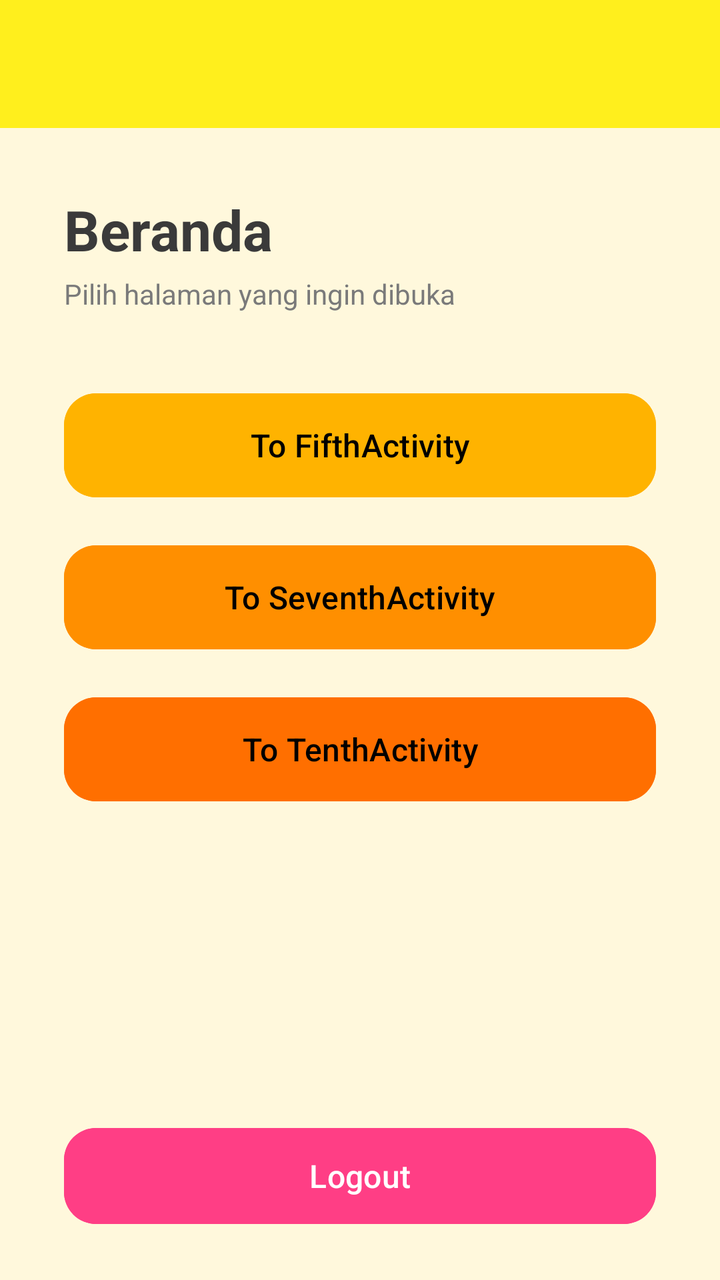
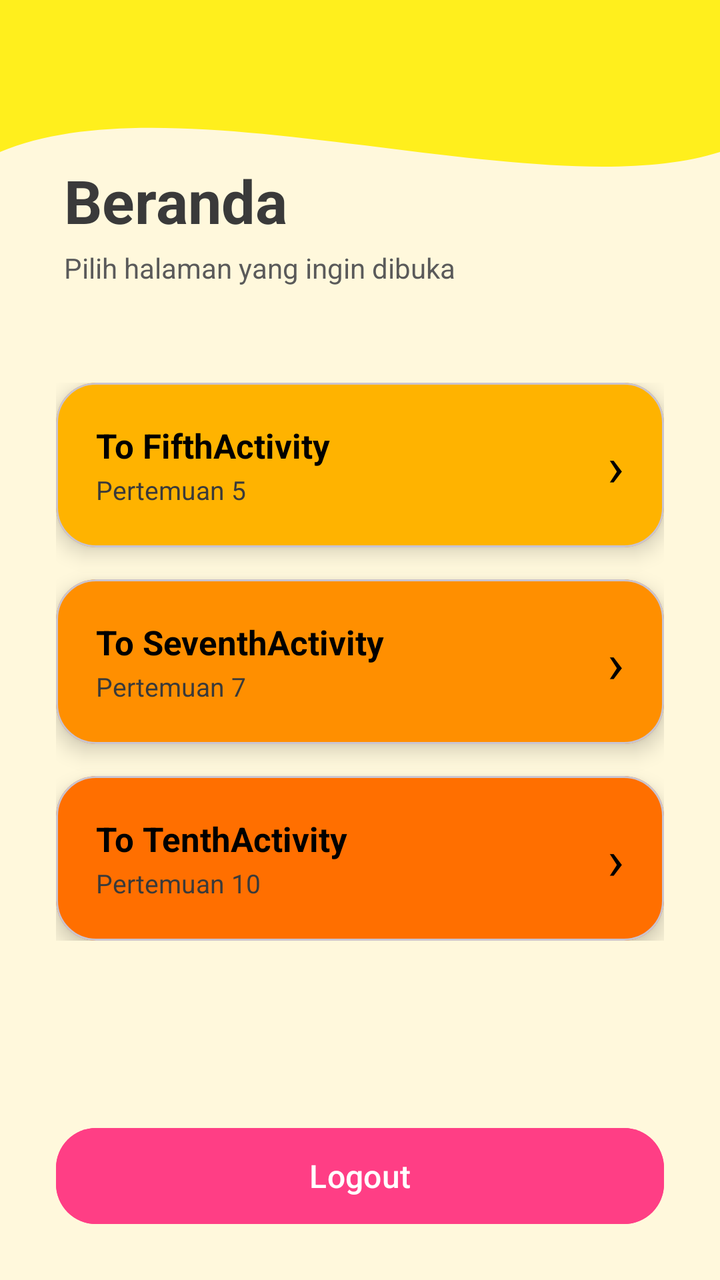

Compare the two renders of this Android layout. The source of the first and the diff that turns it into the second are given below.
<!-- AndroidManifest.xml: application theme Theme.Pluto_Baydella -->
<!-- res/layout/fragment_home.xml -->
<?xml version="1.0" encoding="utf-8"?>
<androidx.constraintlayout.widget.ConstraintLayout xmlns:android="http://schemas.android.com/apk/res/android"
    xmlns:app="http://schemas.android.com/apk/res-auto"
    xmlns:tools="http://schemas.android.com/tools"
    android:layout_width="match_parent"
    android:layout_height="match_parent"
    android:background="#FFF8DC"
    tools:context=".Home.HomeFragment">

    
    <View
        android:id="@+id/background_header"
        android:layout_width="0dp"
        android:layout_height="100dp"
        android:background="@drawable/bg_header_wave"
        app:layout_constraintEnd_toEndOf="parent"
        app:layout_constraintStart_toStartOf="parent"
        app:layout_constraintTop_toTopOf="parent" />

    
    <androidx.appcompat.widget.Toolbar
        android:id="@+id/toolbar"
        android:layout_width="0dp"
        android:layout_height="?attr/actionBarSize"
        android:background="#FFEF1D"
        android:elevation="4dp"
        app:layout_constraintEnd_toEndOf="parent"
        app:layout_constraintStart_toStartOf="parent"
        app:layout_constraintTop_toTopOf="parent"
        app:subtitleTextColor="#3A3A3A"
        app:titleTextColor="#000000" />

    
    <TextView
        android:id="@+id/tvTitle"
        android:layout_width="0dp"
        android:layout_height="wrap_content"
        android:layout_marginStart="32dp"
        android:layout_marginTop="32dp"
        android:layout_marginEnd="32dp"
        android:text="Beranda"
        android:textColor="#3A3A3A"
        android:textSize="28sp"
        android:textStyle="bold"
        app:layout_constraintEnd_toEndOf="parent"
        app:layout_constraintStart_toStartOf="parent"
        app:layout_constraintTop_toBottomOf="@+id/toolbar" />

    <TextView
        android:id="@+id/tvSubtitle"
        android:layout_width="0dp"
        android:layout_height="wrap_content"
        android:layout_marginTop="4dp"
        android:text="Pilih halaman yang ingin dibuka"
        android:textColor="#7A7A7A"
        android:textSize="14sp"
        app:layout_constraintEnd_toEndOf="@+id/tvTitle"
        app:layout_constraintStart_toStartOf="@+id/tvTitle"
        app:layout_constraintTop_toBottomOf="@+id/tvTitle" />

    
    <LinearLayout
        android:layout_width="0dp"
        android:layout_height="wrap_content"
        android:layout_marginStart="32dp"
        android:layout_marginEnd="32dp"
        android:orientation="vertical"
        app:layout_constraintBottom_toBottomOf="parent"
        app:layout_constraintEnd_toEndOf="parent"
        app:layout_constraintStart_toStartOf="parent"
        app:layout_constraintTop_toTopOf="parent"
        app:layout_constraintVertical_bias="0.45">

        <Button
            android:id="@+id/btnToFifth"
            android:layout_width="match_parent"
            android:layout_height="60dp"
            android:backgroundTint="#FFB300"
            android:text="To FifthActivity"
            android:textAllCaps="false"
            android:textColor="#000000"
            android:textSize="16sp"
            app:cornerRadius="16dp" />

        <Button
            android:id="@+id/btnToSixth"
            android:layout_width="match_parent"
            android:layout_height="60dp"
            android:layout_marginTop="16dp"
            android:backgroundTint="#FF8F00"
            android:text="To SeventhActivity"
            android:textAllCaps="false"
            android:textColor="#000000"
            android:textSize="16sp"
            app:cornerRadius="16dp" />

        <Button
            android:id="@+id/btnToNinth"
            android:layout_width="match_parent"
            android:layout_height="60dp"
            android:layout_marginTop="16dp"
            android:backgroundTint="#FF6F00"
            android:text="To TenthActivity"
            android:textAllCaps="false"
            android:textColor="#000000"
            android:textSize="16sp"
            app:cornerRadius="16dp" />
    </LinearLayout>

    
    <Button
        android:id="@+id/btnLogout"
        android:layout_width="0dp"
        android:layout_height="56dp"
        android:layout_marginStart="32dp"
        android:layout_marginEnd="32dp"
        android:layout_marginBottom="24dp"
        android:backgroundTint="#FF3E85"
        android:text="Logout"
        android:textAllCaps="false"
        android:textColor="#FFFFFF"
        android:textSize="16sp"
        app:cornerRadius="16dp"
        app:layout_constraintBottom_toBottomOf="parent"
        app:layout_constraintEnd_toEndOf="parent"
        app:layout_constraintStart_toStartOf="parent" />

</androidx.constraintlayout.widget.ConstraintLayout>
<!-- resources referenced by this layout -->
<resources>
  <!-- drawable bg_header_wave (drawable) -->
  <vector xmlns:android="http://schemas.android.com/apk/res/android"
      android:width="100dp"
      android:height="100dp"
      android:viewportWidth="100"
      android:viewportHeight="100">
  
      <path
          android:fillColor="?attr/colorPrimary"
          android:pathData="M0,0 L100,0 L100,40 C 75,55 25,20 0,40 Z" />
  </vector>
  <style name="Theme.Pluto_Baydella" parent="Base.Theme.Pluto_Baydella" />
  <style name="Base.Theme.Pluto_Baydella" parent="Theme.Material3.DayNight.NoActionBar">
  
          
  
      </style>
</resources>

<!-- the commit's change to res/layout/fragment_home.xml (unified diff, before → after) -->
@@ -11,8 +11,9 @@
     <View
         android:id="@+id/background_header"
         android:layout_width="0dp"
-        android:layout_height="100dp"
+        android:layout_height="190dp"
         android:background="@drawable/bg_header_wave"
+        android:backgroundTint="#FFEF1D"
         app:layout_constraintEnd_toEndOf="parent"
         app:layout_constraintStart_toStartOf="parent"
         app:layout_constraintTop_toTopOf="parent" />
@@ -22,8 +23,8 @@
         android:id="@+id/toolbar"
         android:layout_width="0dp"
         android:layout_height="?attr/actionBarSize"
-        android:background="#FFEF1D"
-        android:elevation="4dp"
+        android:background="@android:color/transparent"
+        android:elevation="0dp"
         app:layout_constraintEnd_toEndOf="parent"
         app:layout_constraintStart_toStartOf="parent"
         app:layout_constraintTop_toTopOf="parent"
@@ -36,11 +37,11 @@
         android:layout_width="0dp"
         android:layout_height="wrap_content"
         android:layout_marginStart="32dp"
-        android:layout_marginTop="32dp"
+        android:layout_marginTop="16dp"
         android:layout_marginEnd="32dp"
         android:text="Beranda"
         android:textColor="#3A3A3A"
-        android:textSize="28sp"
+        android:textSize="30sp"
         android:textStyle="bold"
         app:layout_constraintEnd_toEndOf="parent"
         app:layout_constraintStart_toStartOf="parent"
@@ -52,7 +53,7 @@
         android:layout_height="wrap_content"
         android:layout_marginTop="4dp"
         android:text="Pilih halaman yang ingin dibuka"
-        android:textColor="#7A7A7A"
+        android:textColor="#5A5A5A"
         android:textSize="14sp"
         app:layout_constraintEnd_toEndOf="@+id/tvTitle"
         app:layout_constraintStart_toStartOf="@+id/tvTitle"
@@ -60,51 +61,168 @@
 
     
     <LinearLayout
+        android:id="@+id/menuContainer"
         android:layout_width="0dp"
         android:layout_height="wrap_content"
-        android:layout_marginStart="32dp"
-        android:layout_marginEnd="32dp"
+        android:layout_marginStart="28dp"
+        android:layout_marginTop="48dp"
+        android:layout_marginEnd="28dp"
         android:orientation="vertical"
-        app:layout_constraintBottom_toBottomOf="parent"
-        app:layout_constraintEnd_toEndOf="parent"
-        app:layout_constraintStart_toStartOf="parent"
-        app:layout_constraintTop_toTopOf="parent"
-        app:layout_constraintVertical_bias="0.45">
-
-        <Button
+        app:layout_constraintEnd_toEndOf="parent"
+        app:layout_constraintStart_toStartOf="parent"
+        app:layout_constraintTop_toBottomOf="@+id/tvSubtitle">
+
+        
+        <com.google.android.material.card.MaterialCardView
             android:id="@+id/btnToFifth"
             android:layout_width="match_parent"
-            android:layout_height="60dp"
-            android:backgroundTint="#FFB300"
-            android:text="To FifthActivity"
-            android:textAllCaps="false"
-            android:textColor="#000000"
-            android:textSize="16sp"
-            app:cornerRadius="16dp" />
-
-        <Button
+            android:layout_height="wrap_content"
+            android:clickable="true"
+            android:focusable="true"
+            app:cardBackgroundColor="#FFB300"
+            app:cardCornerRadius="20dp"
+            app:cardElevation="6dp">
+
+            <LinearLayout
+                android:layout_width="match_parent"
+                android:layout_height="wrap_content"
+                android:gravity="center_vertical"
+                android:orientation="horizontal"
+                android:padding="20dp">
+
+                <LinearLayout
+                    android:layout_width="0dp"
+                    android:layout_height="wrap_content"
+                    android:layout_weight="1"
+                    android:orientation="vertical">
+
+                    <TextView
+                        android:layout_width="wrap_content"
+                        android:layout_height="wrap_content"
+                        android:text="To FifthActivity"
+                        android:textColor="#000000"
+                        android:textSize="17sp"
+                        android:textStyle="bold" />
+
+                    <TextView
+                        android:layout_width="wrap_content"
+                        android:layout_height="wrap_content"
+                        android:layout_marginTop="2dp"
+                        android:text="Pertemuan 5"
+                        android:textColor="#3A3A3A"
+                        android:textSize="13sp" />
+                </LinearLayout>
+
+                <TextView
+                    android:layout_width="wrap_content"
+                    android:layout_height="wrap_content"
+                    android:text="›"
+                    android:textColor="#000000"
+                    android:textSize="28sp" />
+            </LinearLayout>
+        </com.google.android.material.card.MaterialCardView>
+
+        
+        <com.google.android.material.card.MaterialCardView
             android:id="@+id/btnToSixth"
             android:layout_width="match_parent"
-            android:layout_height="60dp"
+            android:layout_height="wrap_content"
             android:layout_marginTop="16dp"
-            android:backgroundTint="#FF8F00"
-            android:text="To SeventhActivity"
-            android:textAllCaps="false"
-            android:textColor="#000000"
-            android:textSize="16sp"
-            app:cornerRadius="16dp" />
-
-        <Button
+            android:clickable="true"
+            android:focusable="true"
+            app:cardBackgroundColor="#FF8F00"
+            app:cardCornerRadius="20dp"
+            app:cardElevation="6dp">
+
+            <LinearLayout
+                android:layout_width="match_parent"
+                android:layout_height="wrap_content"
+                android:gravity="center_vertical"
+                android:orientation="horizontal"
+                android:padding="20dp">
+
+                <LinearLayout
+                    android:layout_width="0dp"
+                    android:layout_height="wrap_content"
+                    android:layout_weight="1"
+                    android:orientation="vertical">
+
+                    <TextView
+                        android:layout_width="wrap_content"
+                        android:layout_height="wrap_content"
+                        android:text="To SeventhActivity"
+                        android:textColor="#000000"
+                        android:textSize="17sp"
+                        android:textStyle="bold" />
+
+                    <TextView
+                        android:layout_width="wrap_content"
+                        android:layout_height="wrap_content"
+                        android:layout_marginTop="2dp"
+                        android:text="Pertemuan 7"
+                        android:textColor="#3A3A3A"
+                        android:textSize="13sp" />
+                </LinearLayout>
+
+                <TextView
+                    android:layout_width="wrap_content"
+                    android:layout_height="wrap_content"
+                    android:text="›"
+                    android:textColor="#000000"
+                    android:textSize="28sp" />
+            </LinearLayout>
+        </com.google.android.material.card.MaterialCardView>
+
+        
+        <com.google.android.material.card.MaterialCardView
             android:id="@+id/btnToNinth"
             android:layout_width="match_parent"
-            android:layout_height="60dp"
+            android:layout_height="wrap_content"
             android:layout_marginTop="16dp"
-            android:backgroundTint="#FF6F00"
-            android:text="To TenthActivity"
-            android:textAllCaps="false"
-            android:textColor="#000000"
-            android:textSize="16sp"
-            app:cornerRadius="16dp" />
+            android:clickable="true"
+            android:focusable="true"
+            app:cardBackgroundColor="#FF6F00"
+            app:cardCornerRadius="20dp"
+            app:cardElevation="6dp">
+
+            <LinearLayout
+                android:layout_width="match_parent"
+                android:layout_height="wrap_content"
+                android:gravity="center_vertical"
+                android:orientation="horizontal"
+                android:padding="20dp">
+
+                <LinearLayout
+                    android:layout_width="0dp"
+                    android:layout_height="wrap_content"
+                    android:layout_weight="1"
+                    android:orientation="vertical">
+
+                    <TextView
+                        android:layout_width="wrap_content"
+                        android:layout_height="wrap_content"
+                        android:text="To TenthActivity"
+                        android:textColor="#000000"
+                        android:textSize="17sp"
+                        android:textStyle="bold" />
+
+                    <TextView
+                        android:layout_width="wrap_content"
+                        android:layout_height="wrap_content"
+                        android:layout_marginTop="2dp"
+                        android:text="Pertemuan 10"
+                        android:textColor="#3A3A3A"
+                        android:textSize="13sp" />
+                </LinearLayout>
+
+                <TextView
+                    android:layout_width="wrap_content"
+                    android:layout_height="wrap_content"
+                    android:text="›"
+                    android:textColor="#000000"
+                    android:textSize="28sp" />
+            </LinearLayout>
+        </com.google.android.material.card.MaterialCardView>
     </LinearLayout>
 
     
@@ -112,15 +230,16 @@
         android:id="@+id/btnLogout"
         android:layout_width="0dp"
         android:layout_height="56dp"
-        android:layout_marginStart="32dp"
-        android:layout_marginEnd="32dp"
+        android:layout_marginStart="28dp"
+        android:layout_marginEnd="28dp"
         android:layout_marginBottom="24dp"
         android:backgroundTint="#FF3E85"
+        android:elevation="6dp"
         android:text="Logout"
         android:textAllCaps="false"
         android:textColor="#FFFFFF"
         android:textSize="16sp"
-        app:cornerRadius="16dp"
+        app:cornerRadius="20dp"
         app:layout_constraintBottom_toBottomOf="parent"
         app:layout_constraintEnd_toEndOf="parent"
         app:layout_constraintStart_toStartOf="parent" />
